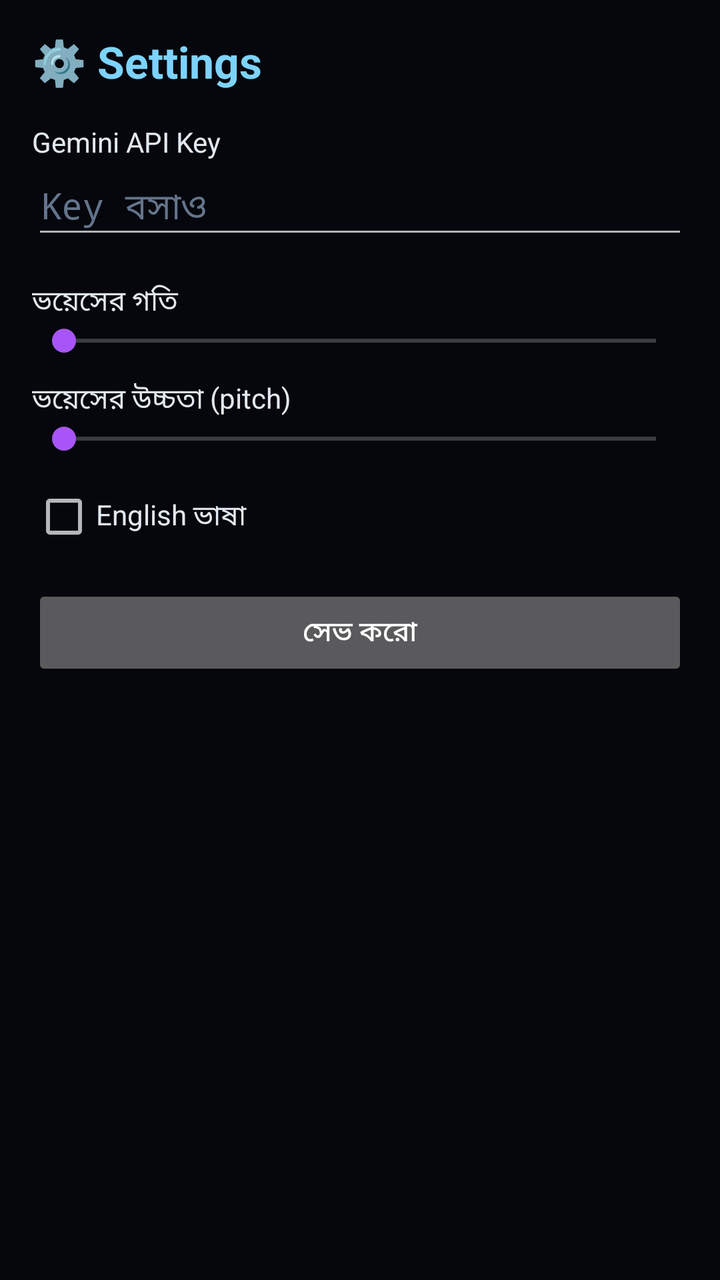
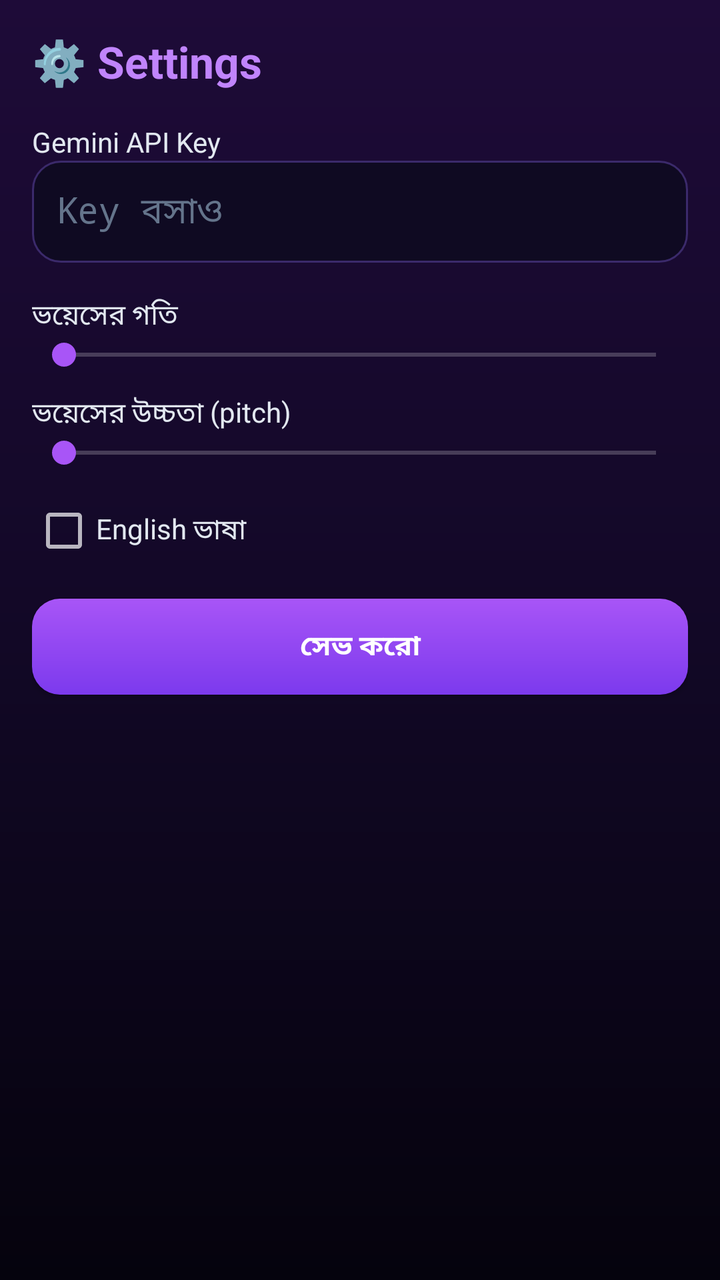

Before-and-after screenshots of an Android layout around one commit, followed by the original layout XML and the change that was made.
<!-- AndroidManifest.xml: application theme AppTheme -->
<!-- res/layout/activity_settings.xml -->
<?xml version="1.0" encoding="utf-8"?>
<LinearLayout xmlns:android="http://schemas.android.com/apk/res/android"
    android:layout_width="match_parent"
    android:layout_height="match_parent"
    android:background="#05070D"
    android:orientation="vertical"
    android:padding="16dp">

    <TextView
        android:layout_width="match_parent"
        android:layout_height="wrap_content"
        android:text="⚙️ Settings"
        android:textColor="#7DD3FC"
        android:textSize="22sp"
        android:textStyle="bold" />

    <TextView
        android:layout_width="match_parent"
        android:layout_height="wrap_content"
        android:layout_marginTop="16dp"
        android:text="Gemini API Key"
        android:textColor="#E2E8F0" />

    <EditText
        android:id="@+id/setKey"
        android:layout_width="match_parent"
        android:layout_height="wrap_content"
        android:hint="Key বসাও"
        android:inputType="textPassword"
        android:textColor="#E8F4FF"
        android:textColorHint="#64748B" />

    <TextView
        android:layout_width="match_parent"
        android:layout_height="wrap_content"
        android:layout_marginTop="16dp"
        android:text="ভয়েসের গতি"
        android:textColor="#E2E8F0" />

    <SeekBar
        android:id="@+id/setSpeed"
        android:layout_width="match_parent"
        android:layout_height="wrap_content"
        android:max="20" />

    <TextView
        android:layout_width="match_parent"
        android:layout_height="wrap_content"
        android:layout_marginTop="10dp"
        android:text="ভয়েসের উচ্চতা (pitch)"
        android:textColor="#E2E8F0" />

    <SeekBar
        android:id="@+id/setPitch"
        android:layout_width="match_parent"
        android:layout_height="wrap_content"
        android:max="20" />

    <CheckBox
        android:id="@+id/setEnglish"
        android:layout_width="match_parent"
        android:layout_height="wrap_content"
        android:layout_marginTop="14dp"
        android:text="English ভাষা"
        android:textColor="#E2E8F0" />

    <Button
        android:id="@+id/setSave"
        android:layout_width="match_parent"
        android:layout_height="wrap_content"
        android:layout_marginTop="18dp"
        android:text="সেভ করো" />

    <TextView
        android:id="@+id/setInfo"
        android:layout_width="match_parent"
        android:layout_height="wrap_content"
        android:layout_marginTop="14dp"
        android:textColor="#94A3B8"
        android:textSize="12sp" />
</LinearLayout>
<!-- resources referenced by this layout -->
<resources>
  <style name="AppTheme" parent="android:Theme.Material.NoActionBar">
          <item name="android:windowBackground">#05030D</item>
          <item name="android:colorAccent">#A855F7</item>
          <item name="android:statusBarColor">#05030D</item>
          <item name="android:navigationBarColor">#05030D</item>
          <item name="android:windowLightStatusBar">false</item>
      </style>
</resources>

<!-- the commit's change to res/layout/activity_settings.xml (unified diff, before → after) -->
@@ -2,7 +2,7 @@
 <LinearLayout xmlns:android="http://schemas.android.com/apk/res/android"
     android:layout_width="match_parent"
     android:layout_height="match_parent"
-    android:background="#05070D"
+    android:background="@drawable/bg_main"
     android:orientation="vertical"
     android:padding="16dp">
 
@@ -10,7 +10,7 @@
         android:layout_width="match_parent"
         android:layout_height="wrap_content"
         android:text="⚙️ Settings"
-        android:textColor="#7DD3FC"
+        android:textColor="#C084FC"
         android:textSize="22sp"
         android:textStyle="bold" />
 
@@ -25,8 +25,10 @@
         android:id="@+id/setKey"
         android:layout_width="match_parent"
         android:layout_height="wrap_content"
+        android:background="@drawable/bg_input"
         android:hint="Key বসাও"
         android:inputType="textPassword"
+        android:padding="12dp"
         android:textColor="#E8F4FF"
         android:textColorHint="#64748B" />
 
@@ -69,7 +71,10 @@
         android:layout_width="match_parent"
         android:layout_height="wrap_content"
         android:layout_marginTop="18dp"
-        android:text="সেভ করো" />
+        android:background="@drawable/btn_primary"
+        android:text="সেভ করো"
+        android:textColor="#FFFFFF"
+        android:textStyle="bold" />
 
     <TextView
         android:id="@+id/setInfo"
<!-- resource entries referenced after the edit -->
@@ -1,5 +1,30 @@
 <!-- resources referenced by this layout -->
 <resources>
+  <!-- drawable bg_input (drawable) -->
+  <?xml version="1.0" encoding="utf-8"?>
+  <shape xmlns:android="http://schemas.android.com/apk/res/android" android:shape="rectangle">
+      <corners android:radius="14dp" />
+      <solid android:color="#0F0A22" />
+      <stroke android:width="1dp" android:color="#3B2A6B" />
+  </shape>
+  <!-- drawable bg_main (drawable) -->
+  <?xml version="1.0" encoding="utf-8"?>
+  <shape xmlns:android="http://schemas.android.com/apk/res/android" android:shape="rectangle">
+      <gradient
+          android:angle="270"
+          android:startColor="#1E0B38"
+          android:centerColor="#120826"
+          android:endColor="#05030D" />
+  </shape>
+  <!-- drawable btn_primary (drawable) -->
+  <?xml version="1.0" encoding="utf-8"?>
+  <shape xmlns:android="http://schemas.android.com/apk/res/android" android:shape="rectangle">
+      <corners android:radius="14dp" />
+      <gradient
+          android:angle="270"
+          android:startColor="#A855F7"
+          android:endColor="#7C3AED" />
+  </shape>
   <style name="AppTheme" parent="android:Theme.Material.NoActionBar">
           <item name="android:windowBackground">#05030D</item>
           <item name="android:colorAccent">#A855F7</item>
